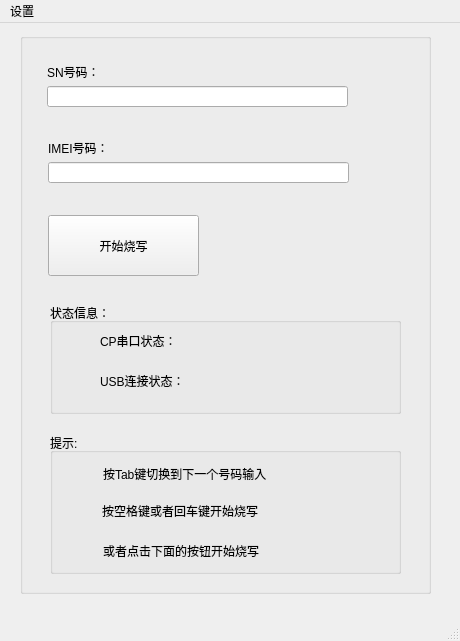
Above: mainwindow.ui from BarryChen/imei_writer before the change. Below: the same form after it.
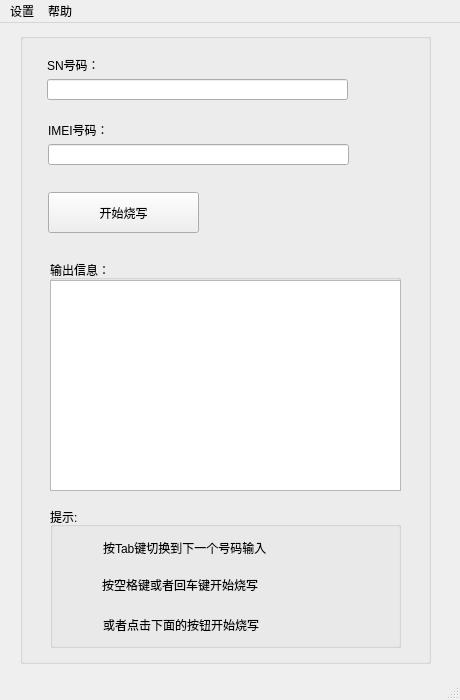
That is the form after the change.

What changed in the file:
```diff
--- a/mainwindow.ui
+++ b/mainwindow.ui
@@ -7,7 +7,7 @@
     <x>0</x>
     <y>0</y>
     <width>460</width>
-    <height>641</height>
+    <height>700</height>
    </rect>
   </property>
   <property name="windowTitle">
@@ -20,7 +20,7 @@
       <x>20</x>
       <y>10</y>
       <width>411</width>
-      <height>561</height>
+      <height>631</height>
      </rect>
     </property>
     <property name="title">
@@ -30,7 +30,7 @@
      <property name="geometry">
       <rect>
        <x>28</x>
-       <y>107</y>
+       <y>89</y>
        <width>77</width>
        <height>16</height>
       </rect>
@@ -43,7 +43,7 @@
      <property name="geometry">
       <rect>
        <x>28</x>
-       <y>129</y>
+       <y>111</y>
        <width>301</width>
        <height>21</height>
       </rect>
@@ -53,17 +53,20 @@
      <property name="geometry">
       <rect>
        <x>27</x>
-       <y>53</y>
+       <y>46</y>
        <width>301</width>
        <height>21</height>
       </rect>
      </property>
+     <property name="clearButtonEnabled">
+      <bool>false</bool>
+     </property>
     </widget>
     <widget class="QLabel" name="label">
      <property name="geometry">
       <rect>
        <x>27</x>
-       <y>31</y>
+       <y>24</y>
        <width>61</width>
        <height>16</height>
       </rect>
@@ -76,9 +79,9 @@
      <property name="geometry">
       <rect>
        <x>28</x>
-       <y>182</y>
+       <y>159</y>
        <width>151</width>
-       <height>61</height>
+       <height>41</height>
       </rect>
      </property>
      <property name="text">
@@ -89,7 +92,7 @@
      <property name="geometry">
       <rect>
        <x>30</x>
-       <y>400</y>
+       <y>474</y>
        <width>351</width>
        <height>141</height>
       </rect>
@@ -141,38 +144,28 @@
      <property name="geometry">
       <rect>
        <x>30</x>
-       <y>270</y>
+       <y>227</y>
        <width>351</width>
-       <height>111</height>
+       <height>231</height>
       </rect>
      </property>
      <property name="title">
-      <string>状态信息：</string>
+      <string>输出信息：</string>
      </property>
-     <widget class="QLabel" name="label_state">
-      <property name="geometry">
-       <rect>
-        <x>50</x>
-        <y>70</y>
-        <width>271</width>
-        <height>16</height>
-       </rect>
+     <widget class="QTextEdit" name="textEdit">
+      <property name="enabled">
+       <bool>true</bool>
       </property>
-      <property name="text">
-       <string>USB连接状态：</string>
-      </property>
-     </widget>
-     <widget class="QLabel" name="label_cp_uart">
       <property name="geometry">
        <rect>
-        <x>50</x>
-        <y>30</y>
-        <width>271</width>
-        <height>16</height>
+        <x>0</x>
+        <y>20</y>
+        <width>351</width>
+        <height>211</height>
        </rect>
       </property>
-      <property name="text">
-       <string>CP串口状态：</string>
+      <property name="readOnly">
+       <bool>true</bool>
       </property>
      </widget>
     </widget>
@@ -194,7 +187,14 @@
     <addaction name="action_adbPath"/>
     <addaction name="action_run"/>
    </widget>
+   <widget class="QMenu" name="menu_2">
+    <property name="title">
+     <string>帮助</string>
+    </property>
+    <addaction name="action_about"/>
+   </widget>
    <addaction name="menu"/>
+   <addaction name="menu_2"/>
   </widget>
   <widget class="QStatusBar" name="statusbar"/>
   <action name="action_adbPath">
```
Left out of the diff: 5 changed lines with no effect on the pictures.
